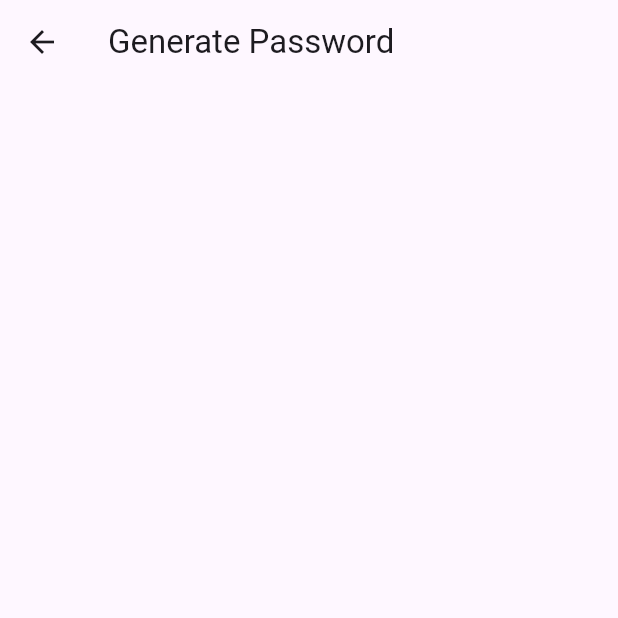
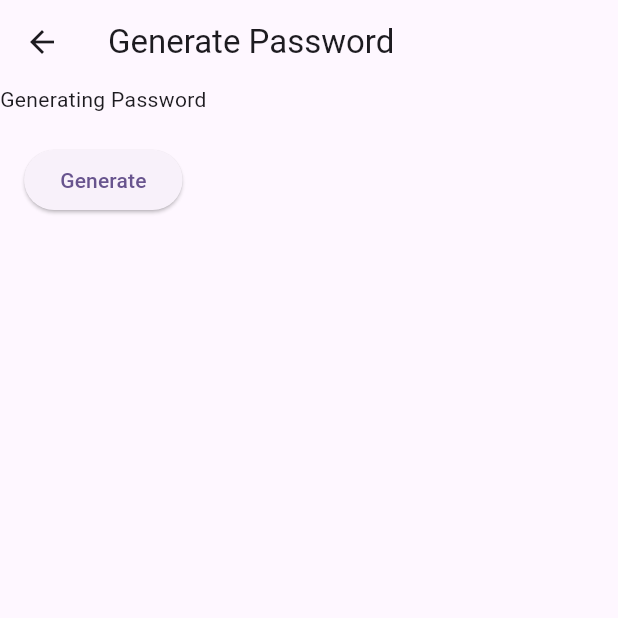
Before and after one commit to YujinKim164/password_manager, a Flutter app: the PWGenerator screen opened directly, on a phone screen of 412 x 824 dp, the top half of it. Run offline on Flutter 3.47's test engine with Material 3 defaults, Android fonts, the phone set to English and light mode, and no system bars; our stand-ins replace cloud_firestore, firebase_auth, firebase_core, google_sign_in; missing offline and left inert: encrypt, gpassword; accounts and stored records are empty.

Commit message:
Create password generator

```diff
--- a/lib/Home/pwGenerator.dart
+++ b/lib/Home/pwGenerator.dart
@@ -1,5 +1,6 @@
 import 'dart:async';
 import 'package:cloud_firestore/cloud_firestore.dart';
+import 'package:gpassword/gpassword.dart';
 import 'package:flutter/material.dart';
 import 'package:provider/provider.dart';
 
@@ -14,6 +15,8 @@ class PWGenerator extends StatefulWidget {
 class _PWGeneratorState extends State<PWGenerator> with ChangeNotifier {
   final _formKey = GlobalKey<FormState>();
 
+  String _pswd = "Generating Password";
+
   @override
   Widget build(BuildContext context) {
     return Scaffold(
@@ -21,9 +24,18 @@ class _PWGeneratorState extends State<PWGenerator> with ChangeNotifier {
         title: const Text("Generate Password"),
       ),
       body: Column(
-        crossAxisAlignment: CrossAxisAlignment.start,
+        crossAxisAlignment: CrossAxisAlignment.center,
         children: [
-
+          Text(_pswd),
+          const SizedBox(height: 20,),
+          ElevatedButton(
+            onPressed: () {
+              setState(() {
+                _pswd = GPassword().generate();
+              });
+            },
+            child: Text("Generate")
+            )
         ],
       ),
     );
--- a/pubspec.yaml
+++ b/pubspec.yaml
@@ -41,6 +41,9 @@ dependencies:
   google_sign_in: ^6.1.6
   encrypt: ^5.0.3
   crypto: ^3.0.3
+  pkcs7: ^1.0.3
+  password_generator: ^1.0.0
+  gpassword: ^0.0.1
 
 dev_dependencies:
   flutter_test:
```
Also changed, not shown: pubspec.lock.
